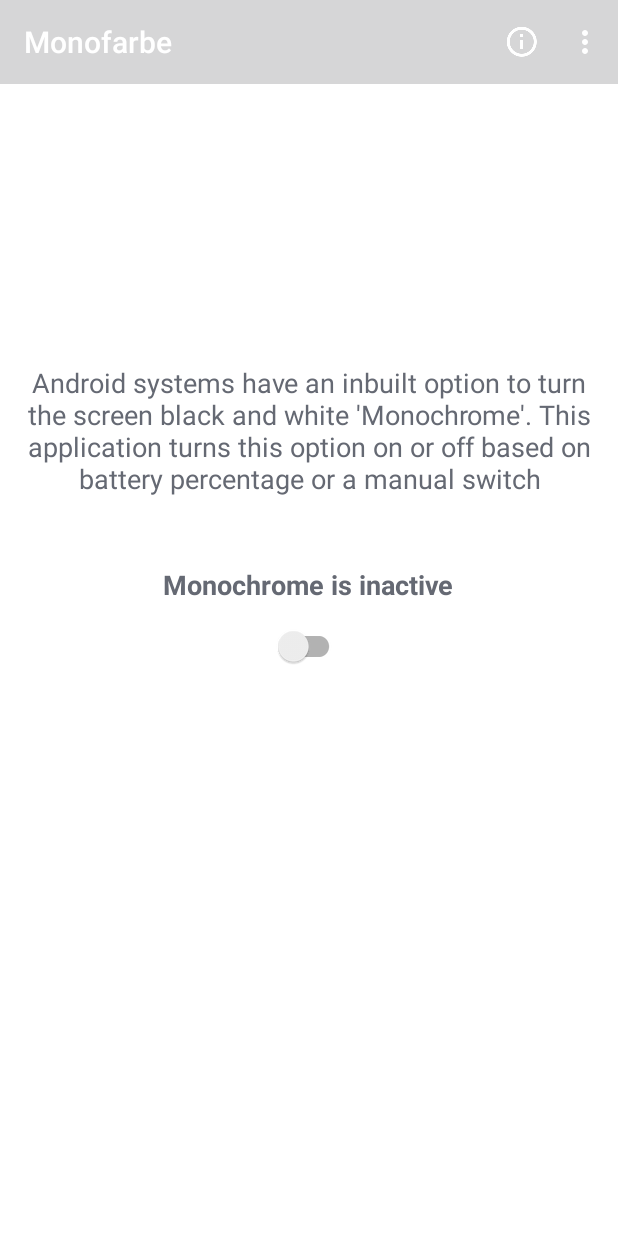
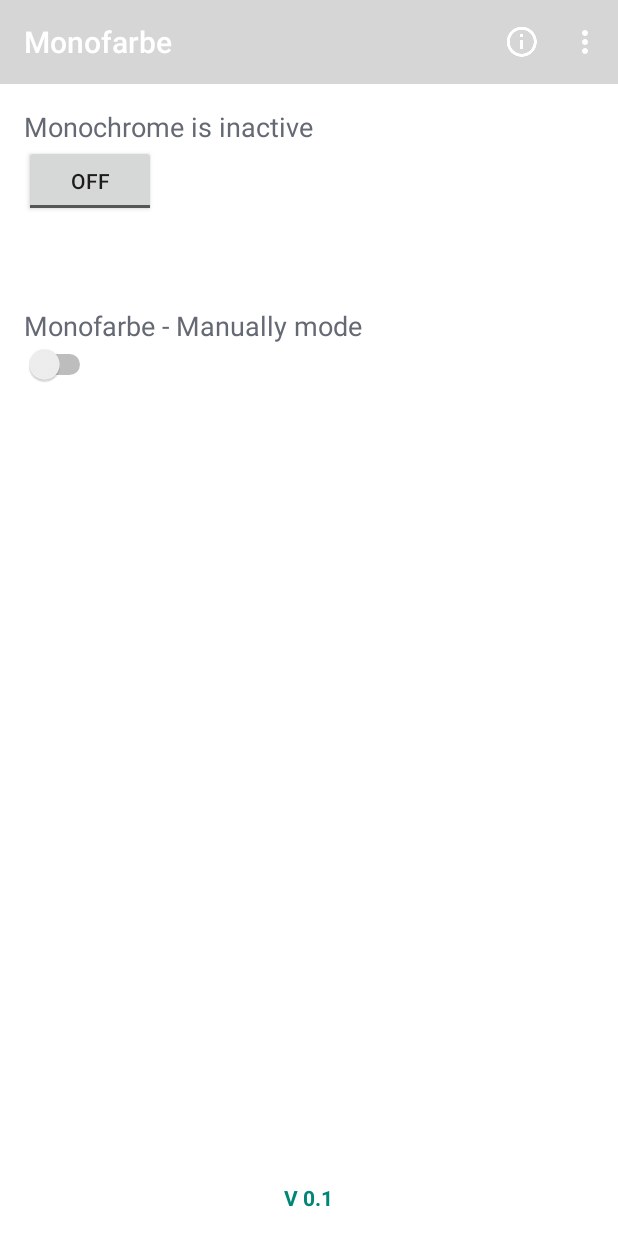
Before and after one commit to amodmulay/Monofarbe, an Android app: the screen it shows after launch (MainActivity), on a phone screen of 412 x 824 dp. Run offline under Robolectric (Android 15) with nearby library versions, the phone set to English and light mode, and no system bars; libraries missing offline, so code that uses them is left out: com.afollestad.materialdialogs, com.nanotasks, eu.chainfire.libsuperuser.

Commit message:
Adding Ui elements

```diff
--- a/app/src/main/java/com/avm/mavdroid/mono/MainActivity.java
+++ b/app/src/main/java/com/avm/mavdroid/mono/MainActivity.java
@@ -1,19 +1,17 @@
 package com.avm.mavdroid.mono;
 
 import android.content.Context;
-import android.content.Intent;
 import android.content.SharedPreferences;
-import android.net.Uri;
 import android.os.Bundle;
 import android.preference.PreferenceManager;
 import android.support.v7.app.AppCompatActivity;
-import android.support.v7.widget.SwitchCompat;
 import android.util.Log;
 import android.view.Menu;
 import android.view.MenuItem;
 import android.widget.CompoundButton;
 import android.widget.TextView;
 import android.widget.Toast;
+import android.widget.ToggleButton;
 
 import com.afollestad.materialdialogs.MaterialDialog;
 import com.nanotasks.BackgroundWork;
@@ -22,13 +20,9 @@ import com.nanotasks.Tasks;
 
 import eu.chainfire.libsuperuser.Shell;
 
-public class MainActivity extends AppCompatActivity
+public class MainActivity extends AppCompatActivity implements CompoundButton.OnCheckedChangeListener {
 
-
-
-        implements CompoundButton.OnCheckedChangeListener {
-
-    public static final String TAG = "LowBatteryMonochrome";
+    public static final String TAG = "com.avm.mavdroid.mono";
     boolean isSuAvailable = false;
     boolean isSecureSettingsPermGranted = false;
     boolean isMonochromeEnabled = false;
@@ -36,7 +30,7 @@ public class MainActivity extends AppCompatActivity
     SharedPreferences.Editor editor;
     MaterialDialog progressDialog;
     TextView textViewStatus;
-    SwitchCompat toggleMonochromeSwitch;
+    ToggleButton toggleMonochromeSwitch;
 
     protected void onCreate(Bundle savedInstanceState) {
         super.onCreate(savedInstanceState);
@@ -47,8 +41,8 @@ public class MainActivity extends AppCompatActivity
         settings = PreferenceManager.getDefaultSharedPreferences(getApplicationContext());
         isSuAvailable = settings.getBoolean("isSuAvailable", false);
         isSecureSettingsPermGranted = settings.getBoolean("isSecureSettingsPermGranted", false);
-        toggleMonochromeSwitch = (SwitchCompat) findViewById(R.id.switch1);
-        textViewStatus = (TextView) findViewById(R.id.textView2);
+        toggleMonochromeSwitch = (ToggleButton) findViewById(R.id.toggleButtonAuto);
+        textViewStatus = (TextView) findViewById(R.id.textViewAuto);
         isMonochromeEnabled = settings.getBoolean("isMonochromeEnabled", false);
 
         toggleMonochromeSwitch.setOnCheckedChangeListener(null);
@@ -148,9 +142,6 @@ public class MainActivity extends AppCompatActivity
             case R.id.action_monochrome_more_info:
                 Utils.showMoreInfoDialog(this);
                 break;
-            case R.id.action_donate_dev:
-                startActivity(new Intent(Intent.ACTION_VIEW, Uri.parse("https://www.paypal.me/suyashsrijan")));
-                break;
             case R.id.action_reset_monochrome:
                 resetMonochrome();
                 break;
--- a/app/src/main/res/layout/activity_main.xml
+++ b/app/src/main/res/layout/activity_main.xml
@@ -11,39 +11,53 @@
     android:paddingTop="@dimen/activity_vertical_margin"
     tools:context=".MainActivity">
 
+    <LinearLayout
+        android:layout_width="match_parent"
+        android:layout_height="match_parent"
+        android:layout_alignParentTop="true"
+        android:layout_centerHorizontal="true"
+        android:orientation="vertical">
+
         <TextView
-        android:id="@+id/textView"
+            android:id="@+id/textViewAuto"
             android:layout_width="wrap_content"
             android:layout_height="wrap_content"
-        android:layout_below="@+id/textView3"
-        android:layout_centerHorizontal="true"
-        android:layout_marginTop="20dp"
+            android:layout_alignParentEnd="true"
+            android:layout_alignParentTop="true"
             android:gravity="center_vertical|center_horizontal"
-        android:text="Android systems have an inbuilt option to turn the screen black and white &apos;Monochrome&apos;. This application turns this option on or off based on battery percentage or a manual switch"
+            android:text="@string/monofarbe_auto_mode"
             android:textAppearance="?android:attr/textAppearanceMedium"
             android:textColor="#656973"
-        android:textSize="18sp" />
+            android:textSize="@dimen/abc_text_size_medium_material" />
 
-    <android.support.v7.widget.SwitchCompat
-        android:id="@+id/switch1"
+        <ToggleButton
+            android:id="@+id/toggleButtonAuto"
             android:layout_width="wrap_content"
             android:layout_height="wrap_content"
-        android:layout_below="@+id/textView2"
+            android:checked="false" />
+
+        <TextView
+            android:id="@+id/textViewManual"
+            android:layout_width="wrap_content"
+            android:layout_height="wrap_content"
+            android:layout_below="@+id/switchAuto"
             android:layout_centerHorizontal="true"
-        android:layout_marginTop="15dp"
+            android:layout_marginTop="60dp"
+            android:singleLine="false"
+            android:text="@string/monofarbe_manually_mode"
+            android:textAppearance="?android:attr/textAppearanceMedium"
+            android:textColor="#656973"
+            android:textSize="@dimen/abc_text_size_medium_material" />
+
+        <Switch
+            android:id="@+id/switchManual"
+            android:layout_width="wrap_content"
+            android:layout_height="wrap_content"
+            android:layout_centerHorizontal="true"
+            android:checked="false"
             android:textStyle="bold" />
 
-    <TextView
-        android:id="@+id/textView2"
-        android:layout_width="wrap_content"
-        android:layout_height="wrap_content"
-        android:layout_below="@+id/textView"
-        android:layout_centerHorizontal="true"
-        android:layout_marginTop="46dp"
-        android:text="Monofarbe is inactive"
-        android:textAppearance="?android:attr/textAppearanceMedium"
-        android:textColor="#656973"
-        android:textStyle="bold" />
+    </LinearLayout>
 
     <TextView
         android:id="@+id/textViewVer"
@@ -51,28 +65,10 @@
         android:layout_height="wrap_content"
         android:layout_alignParentBottom="true"
         android:layout_centerHorizontal="true"
-        android:text="V 0,1"
+        android:layout_gravity="center_horizontal"
+        android:text="V 0.1"
         android:textAppearance="?android:attr/textAppearanceSmall"
-        android:textColor="#ffffff"
+        android:textColor="@color/accent_material_light"
         android:textStyle="bold" />
 
-    <TextView
-        android:id="@+id/textView3"
-        android:layout_width="wrap_content"
-        android:layout_height="wrap_content"
-        android:layout_alignParentTop="true"
-        android:layout_centerHorizontal="true"
-        android:layout_marginTop="57dp"
-        android:fontFamily="sans-serif-light"
-        android:text="Hi!"
-        android:textAppearance="?android:attr/textAppearanceLarge"
-        android:textColor="#ffffff"
-        android:textSize="70sp" />
-
-    <FrameLayout
-        android:layout_width="match_parent"
-        android:layout_height="match_parent"
-        android:layout_alignTop="@+id/textView"
-        android:layout_alignEnd="@+id/switch1"></FrameLayout>
-
 </RelativeLayout>
--- a/app/src/main/res/menu/main.xml
+++ b/app/src/main/res/menu/main.xml
@@ -9,12 +9,6 @@
         app:showAsAction="always" />
 
     <item
-        android:id="@+id/action_donate_dev"
-        android:orderInCategory="100"
-        android:title="Donate"
-        app:showAsAction="never" />
-
-    <item
         android:id="@+id/action_reset_monochrome"
         android:orderInCategory="100"
         android:title="Reset"
--- a/app/src/main/res/values/strings.xml
+++ b/app/src/main/res/values/strings.xml
@@ -1,3 +1,5 @@
 <resources>
     <string name="app_name">Monofarbe</string>
+    <string name="monofarbe_auto_mode">Monofarbe - Auto Mode</string>
+    <string name="monofarbe_manually_mode">Monofarbe - Manually mode</string>
 </resources>
```
Lines whose indentation alone changed are shown as unchanged.
